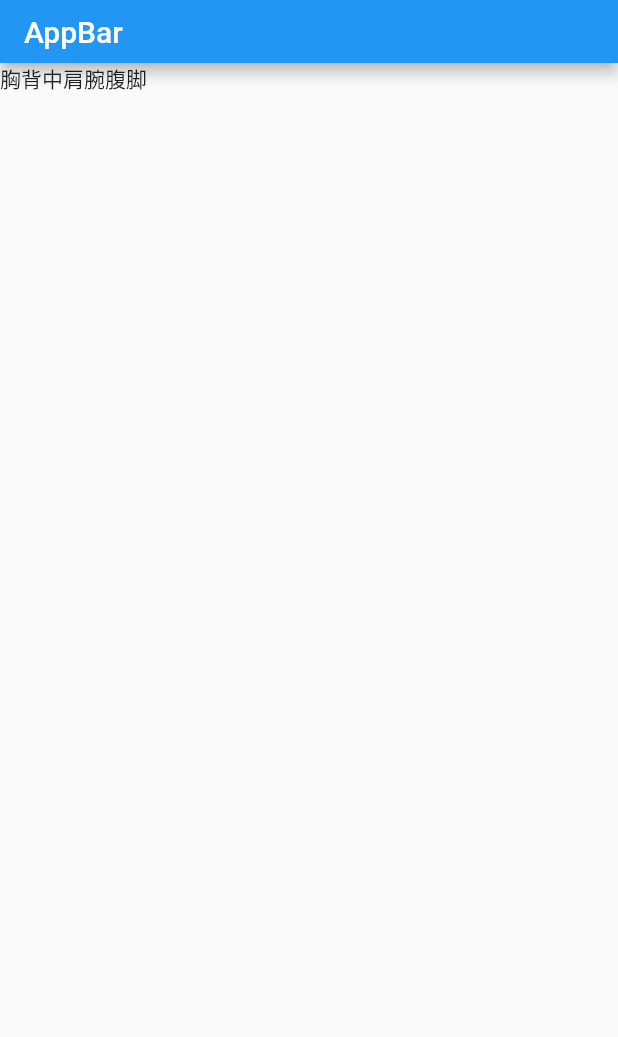
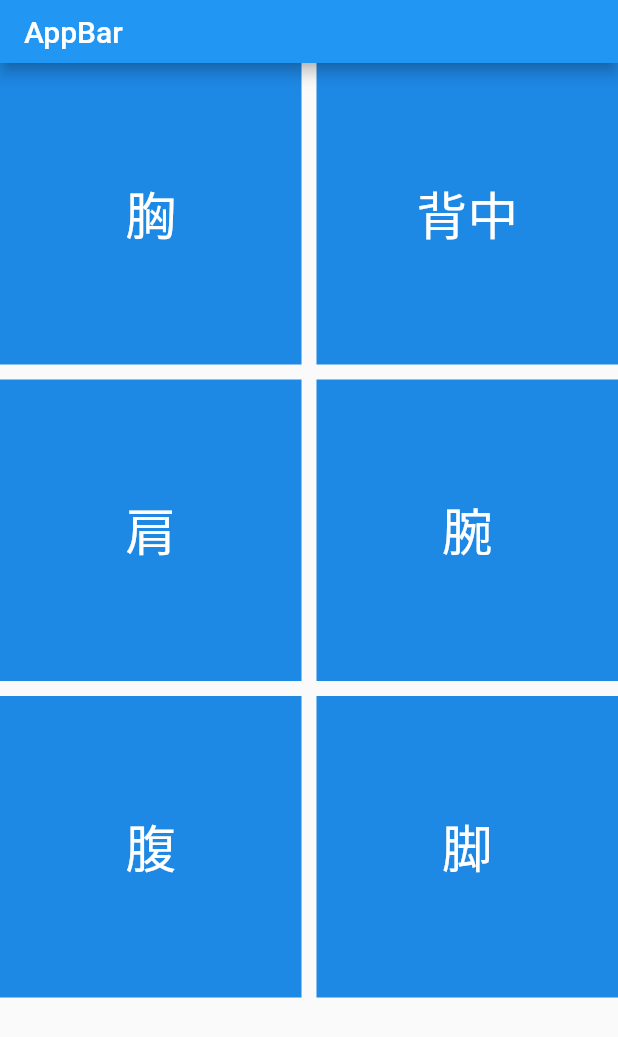
Before and after one commit to kusamuraX/training_memo, a Flutter app: the screen it shows after launch, on a phone screen of 412 x 824 dp. Shown: the top 1037 px of the screen. Run offline on Flutter 3.47's test engine with Material 2 defaults, Android fonts, the phone set to English and light mode, and no system bars; our stand-ins replace flutter_riverpod, freezed_annotation, go_router, riverpod_annotation, sqflite; missing offline and left inert: dart:ffi; accounts and stored records are empty; generated files the repository leaves out were written again.

Commit message:
main画面追加

```diff
--- a/lib/app/main_page.dart
+++ b/lib/app/main_page.dart
@@ -1,32 +1,12 @@
 import 'package:flutter/material.dart';
 import 'package:flutter_riverpod/flutter_riverpod.dart';
-import 'package:training_memo/app/repository/body_parts_mst_repository.dart';
 
 import 'data/database.dart';
 
-class MainPage extends ConsumerWidget {
+class MainPage extends StatelessWidget {
   @override
-  Widget build(BuildContext context, WidgetRef ref) {
-    final databaseProvider = ref.watch(appDataBaseProvider);
-    return Scaffold(
-        appBar: const MainAppBar(),
-        body: FutureBuilder(
-            future: databaseProvider.retrieveBodyPartsMstList(),
-            builder: (ctx, dataSnapshot) {
-              if (dataSnapshot.connectionState == ConnectionState.done) {
-                return Row(
-                  children: List.generate(dataSnapshot.data!.length, (index) => Text(dataSnapshot.data![index].partsName)),
-                );
-              } else if (dataSnapshot.connectionState == ConnectionState.waiting) {
-                return Center(
-                  child: CircularProgressIndicator(),
-                );
-              } else {
-                return Center(
-                  child: Text('error'),
-                );
-              }
-            }));
+  Widget build(BuildContext context) {
+    return Scaffold(appBar: const MainAppBar(), body: MainBody());
   }
 }
 
@@ -44,18 +24,49 @@ class MainAppBar extends StatelessWidget implements PreferredSizeWidget {
   Size get preferredSize => const Size.fromHeight(42);
 }
 
-class _MainBody extends StatelessWidget {
-  final List<BodyPartsMst> items;
-  const _MainBody({required this.items});
-
+class MainBody extends StatelessWidget {
   @override
   Widget build(BuildContext context) {
-    return Row(
-      children: [
-        Card(
-          child: Text(''),
-        )
-      ],
+    // return TableCalendar(
+    //   firstDay: DateTime.utc(2023, 1, 1),
+    //   lastDay: DateTime.utc(2033, 12, 31),
+    //   focusedDay: DateTime.now(),
+    // );
+    return _PartsSelectWidget();
+  }
+}
+
+class _PartsSelectWidget extends ConsumerWidget {
+  @override
+  Widget build(BuildContext context, WidgetRef ref) {
+    final databaseProvider = ref.watch(appDataBaseProvider);
+    return FutureBuilder(
+      future: databaseProvider.retrieveBodyPartsMstList(),
+      builder: (ctx, dataSnapshot) {
+        if (dataSnapshot.connectionState == ConnectionState.done) {
+          return GridView.count(
+            crossAxisCount: 2,
+            mainAxisSpacing: 10,
+            crossAxisSpacing: 10,
+            children: List.generate(dataSnapshot.data!.length, (index) {
+              return Container(
+                color: Colors.blue[600],
+                child: Center(
+                  child: Text(dataSnapshot.data![index].partsName, style: Theme.of(context).textTheme.headlineMedium!.copyWith(color: Colors.white)),
+                ),
+              );
+            }),
+          );
+        } else if (dataSnapshot.connectionState == ConnectionState.waiting) {
+          return Center(
+            child: CircularProgressIndicator(),
+          );
+        } else {
+          return Center(
+            child: Text('error'),
+          );
+        }
+      },
     );
   }
 }
--- a/pubspec.yaml
+++ b/pubspec.yaml
@@ -36,6 +36,7 @@ dependencies:
   go_router: ^12.1.1
   sqflite: ^2.3.0
   path: ^1.8.3
+  table_calendar: ^3.0.9
 
 
   # The following adds the Cupertino Icons font to your application.
```
Also changed, not shown: pubspec.lock, 1 other file.
